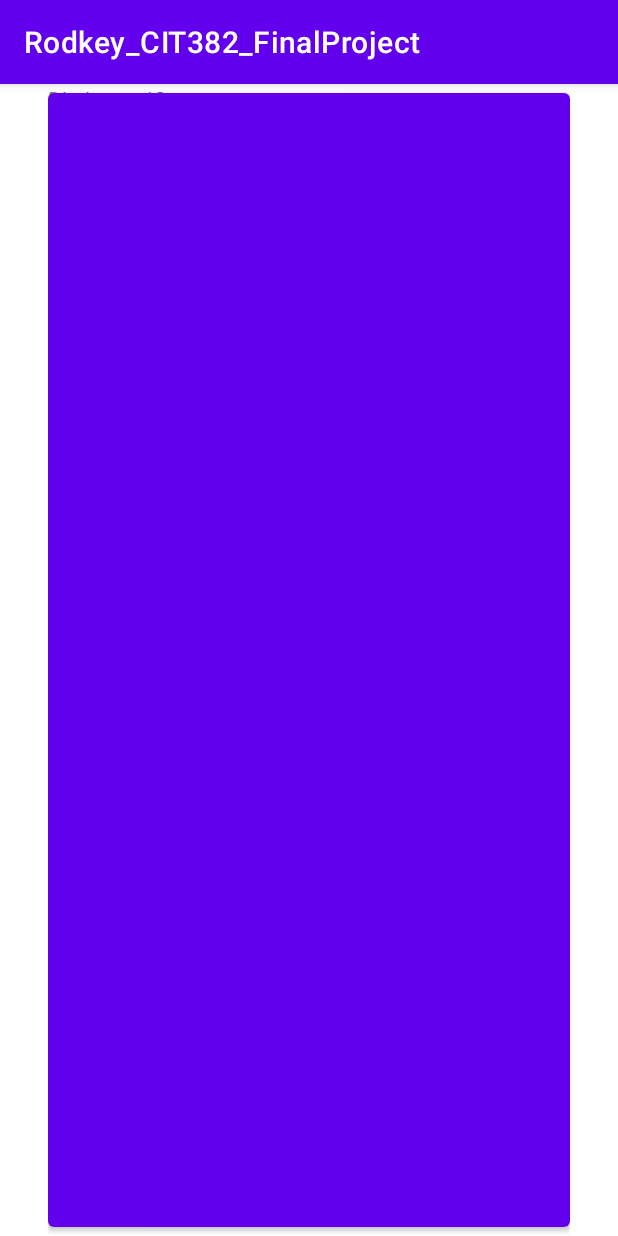
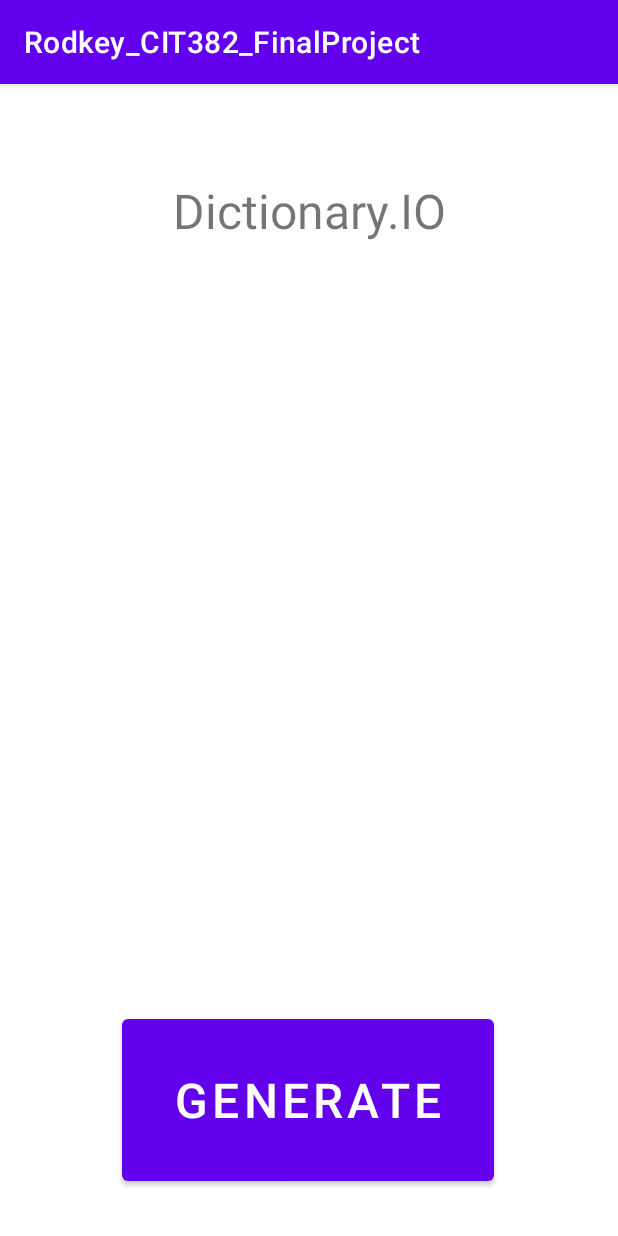
Before and after one commit to AdenRodkey/KotlinFinalProject, an Android app: the screen it shows after launch (MainActivity), after a tap on "PLAY", on a phone screen of 412 x 824 dp. Run offline under Robolectric (Android 15) with nearby library versions, the phone set to English and light mode, and no system bars.

Commit message:
Finished.
Polished some things up.

```diff
--- a/Rodkey_CIT382_FinalProject/app/src/main/java/com/hfad/rodkey_cit382_finalproject/Generator.kt
+++ b/Rodkey_CIT382_FinalProject/app/src/main/java/com/hfad/rodkey_cit382_finalproject/Generator.kt
@@ -24,6 +24,7 @@ class Generator : Fragment() {
         tempWord.word = word
         tempWord.definition = definition
         dictionary.add(tempWord)
+
     }
 
     override fun onCreateView(
@@ -36,18 +37,33 @@ class Generator : Fragment() {
         val defview = View.findViewById<TextView>(R.id.definition)
         val genbutton = View.findViewById<Button>(R.id.genbutton)
         val introview = View.findViewById<TextView>(R.id.intro)
+        var i = 0;
 
         addWord("Run", "move at a speed faster than a walk")
-        addWord("Walk", "move a speed slower than a run")
+        addWord("Walk", "move at a speed slower than a run")
+        addWord("Talk", "To verbalize thoughts.")
+        addWord("Jog", "To move at a speed slower than a run, but faster than a walk.")
+        addWord("Study", "To apply oneself to the acquisition of knowledge, as by reading, investigation, or practice.")
+        addWord("Attend", "to go with as a concomitant or result; accompany")
+        addWord("Bewilder", "To confuse or puzzle completely; perplex")
+        addWord("Fascinate", "To arouse the interest or curiosity of")
+        addWord("Book", "A work of fiction or nonfiction in an electronic format:")
+        addWord("Indubitable", "That cannot be doubted; patently evident or certain; unquestionable.")
+
+
 
         introview.text = "Dictionary.IO"
 
         genbutton.setOnClickListener {
-            for(i in dictionary)
+            if(i >= dictionary.size)
             {
-                wordview.text = i.word
-                defview.text = i.definition
+                i = 0;
             }
+                    introview.text = ""
+                    wordview.text = dictionary.elementAt(i).word
+                    defview.text = dictionary.elementAt(i).definition
+                    i++
+
         }
 
         // Inflate the layout for this fragment
--- a/Rodkey_CIT382_FinalProject/app/src/main/res/layout/fragment_generator.xml
+++ b/Rodkey_CIT382_FinalProject/app/src/main/res/layout/fragment_generator.xml
@@ -1,35 +1,54 @@
 <?xml version="1.0" encoding="utf-8"?>
 <androidx.constraintlayout.widget.ConstraintLayout
         xmlns:android="http://schemas.android.com/apk/res/android"
-        android:layout_width="match_parent"
+        xmlns:app="http://schemas.android.com/apk/res-auto" xmlns:tools="http://schemas.android.com/tools" android:layout_width="match_parent"
         android:layout_height="match_parent"
         android:paddingLeft="16dp"
         android:paddingRight="16dp"
         android:orientation="horizontal"
         android:gravity="center">
+
     <TextView
             android:id="@+id/word"
-            android:layout_width="200dp"
+            android:textSize="64dp"
+            android:textStyle="bold"
+            android:gravity="center"
+            android:layout_width="match_parent"
             android:layout_height="200dp"
-            android:text="">
+            android:text="" app:layout_constraintTop_toTopOf="parent" app:layout_constraintEnd_toEndOf="parent"
+            app:layout_constraintStart_toStartOf="parent" app:layout_constraintBottom_toBottomOf="parent"
+            app:layout_constraintHorizontal_bias="0.062" app:layout_constraintVertical_bias="0.043">
     </TextView>
-
     <TextView
             android:id="@+id/definition"
-            android:layout_width="200dp"
+            android:textSize="32dp"
+            android:gravity="center"
+            android:layout_width="match_parent"
             android:layout_height="200dp"
-            android:text="">
+            android:text="" app:layout_constraintTop_toTopOf="parent" app:layout_constraintEnd_toEndOf="parent"
+            app:layout_constraintStart_toStartOf="parent" app:layout_constraintBottom_toBottomOf="parent"
+            app:layout_constraintHorizontal_bias="0.937" app:layout_constraintVertical_bias="0.35">
     </TextView>
-
     <TextView
             android:layout_width="match_parent"
             android:layout_height="120dp"
+            android:gravity="center"
             android:id="@+id/intro"
-            android:text="">>
+            android:text=""
+            android:textSize="32dp" app:layout_constraintTop_toTopOf="parent"
+            app:layout_constraintEnd_toEndOf="parent"
+            app:layout_constraintStart_toStartOf="parent" app:layout_constraintBottom_toBottomOf="parent"
+            app:layout_constraintVertical_bias="0.038">
     </TextView>
     <Button
-            android:layout_width="match_parent"
-            android:layout_height="match_parent"
-            android:id="@+id/genbutton">
+            android:textSize="32dp"
+            android:text="Generate"
+            android:layout_width="248dp"
+            android:layout_height="120dp"
+            android:id="@+id/genbutton"
+            app:layout_constraintBottom_toBottomOf="parent"
+            app:layout_constraintEnd_toEndOf="parent" app:layout_constraintStart_toStartOf="parent"
+            app:layout_constraintTop_toTopOf="parent" app:layout_constraintHorizontal_bias="0.496"
+            app:layout_constraintVertical_bias="0.953">
     </Button>
 </androidx.constraintlayout.widget.ConstraintLayout>
```
